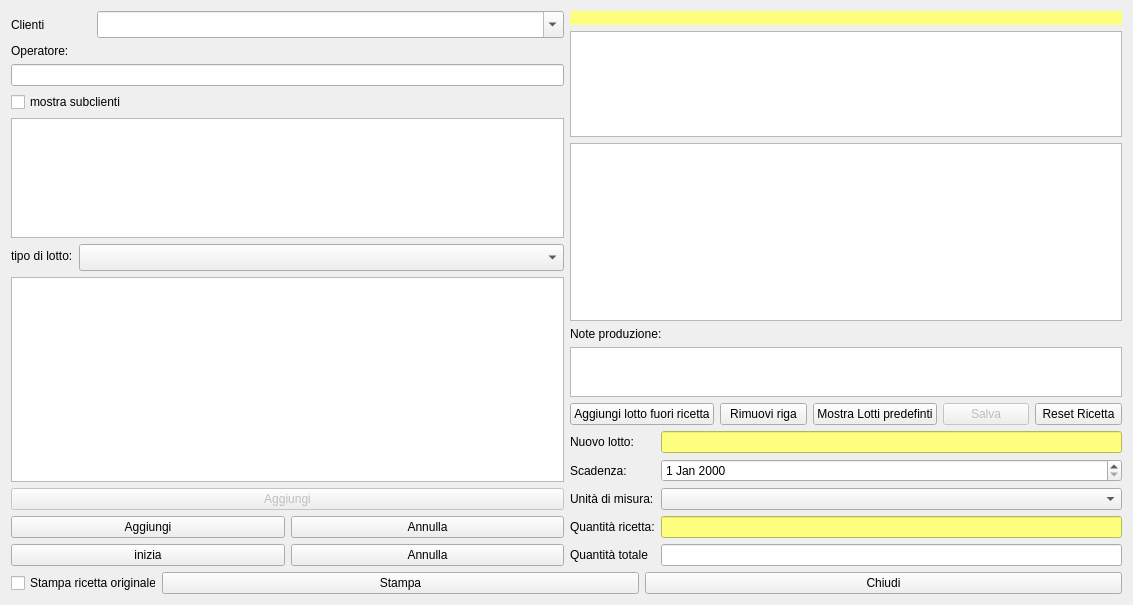
This is hproduction.ui in fblabs/hamlet-mod-sancon as Qt 5 draws it before an edit. The edited form follows.
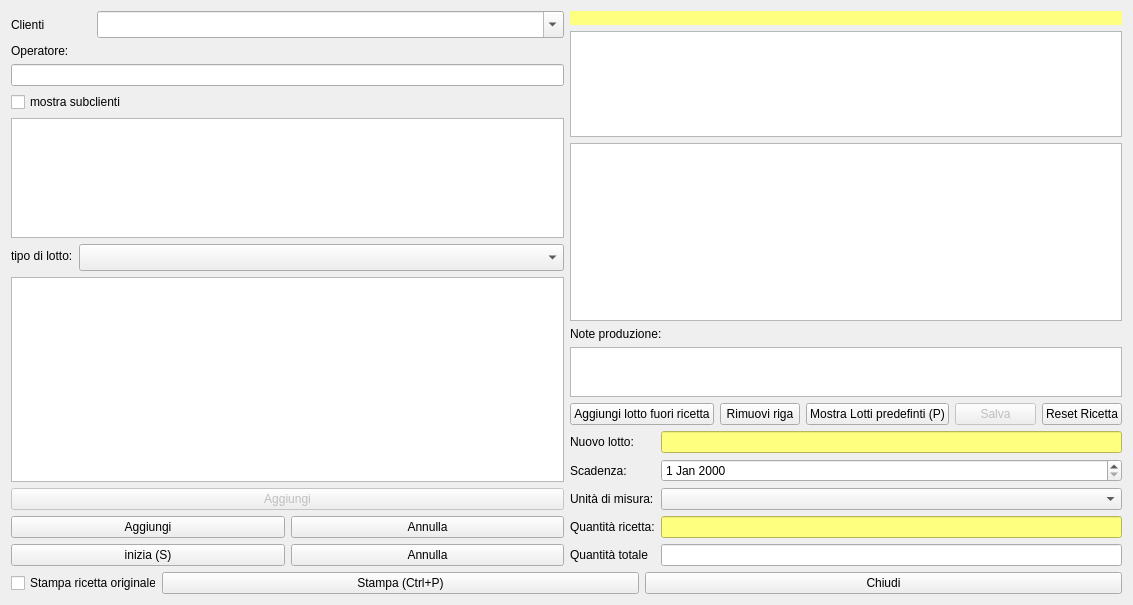
This is the edited form. Icons and pictures are not drawn.

Patch:
```diff
--- a/hproduction.ui
+++ b/hproduction.ui
@@ -220,7 +220,7 @@
             </size>
            </property>
            <property name="text">
-            <string>inizia</string>
+            <string>inizia (S)</string>
            </property>
            <property name="icon">
             <iconset resource="icons.qrc">
@@ -389,7 +389,7 @@
          <item>
           <widget class="QPushButton" name="pbPreferredLots">
            <property name="text">
-            <string>Mostra Lotti predefinti</string>
+            <string>Mostra Lotti predefinti (P)</string>
            </property>
            <property name="icon">
             <iconset resource="icons.qrc">
@@ -551,7 +551,7 @@
         <bool>true</bool>
        </property>
        <property name="text">
-        <string>Stampa</string>
+        <string>Stampa (Ctrl+P)</string>
        </property>
        <property name="icon">
         <iconset resource="icons.qrc">
```
Left out of the diff: 12 changed lines with no effect on the pictures.
